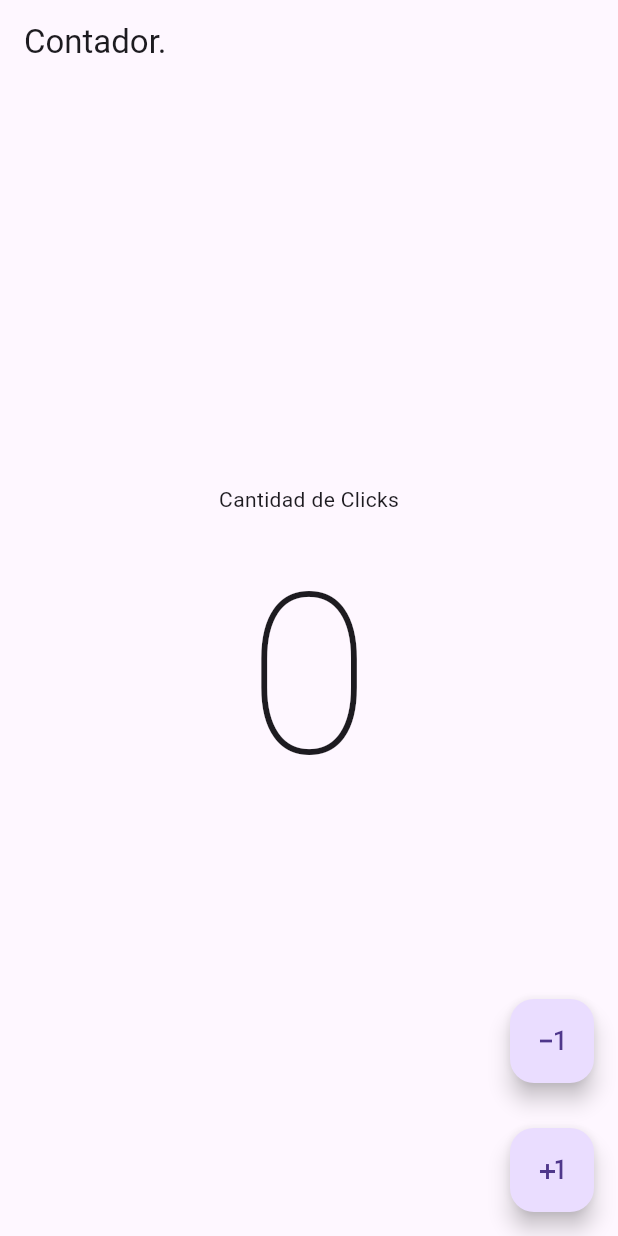
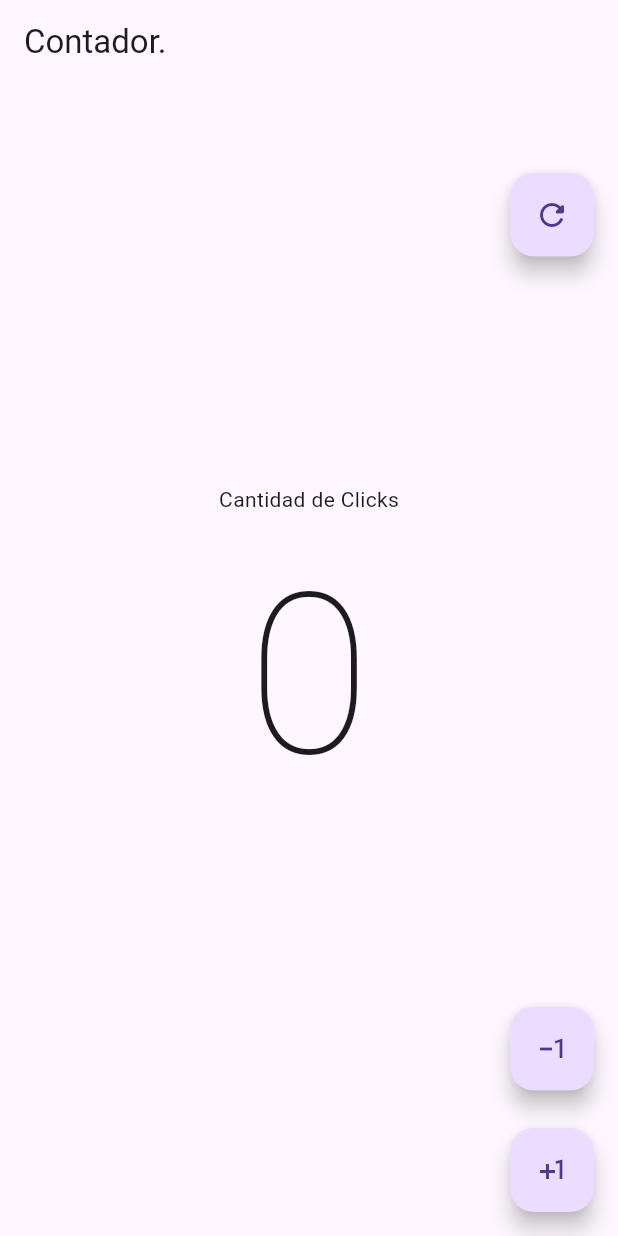
Before and after one commit to JDLanza/flutterJDL, a Flutter app: the screen it shows after launch, on a phone screen of 412 x 824 dp. Run offline on Flutter 3.47's test engine with Material 3 defaults, Android fonts, the phone set to English and light mode, and no system bars.

Commit message:
se agrego el boton reiniciar

```diff
--- a/lib/pantallas/contador.dart
+++ b/lib/pantallas/contador.dart
@@ -33,13 +33,21 @@ class _contadorState extends State<contador> {
         children: [
           FloatingActionButton(
             onPressed: () {
+              clickcontador = 0;
+              setState(() {});
+            },
+            child: Icon(Icons.refresh_rounded),
+          ),
+          SizedBox(height: 500),
+          FloatingActionButton(
+            onPressed: () {
               if (clickcontador == 0) return;
               clickcontador--;
               setState(() {});
             },
             child: Icon(Icons.exposure_minus_1),
           ),
-          SizedBox(height: 30),
+          SizedBox(height: 25),
           FloatingActionButton(
             onPressed: () {
               clickcontador++;
```
